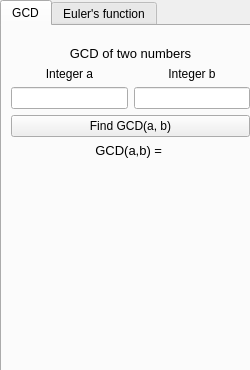
laxier/maths-functions, file maths-functions_Qt_5_15_2/mainwindow.ui: the form before one commit.
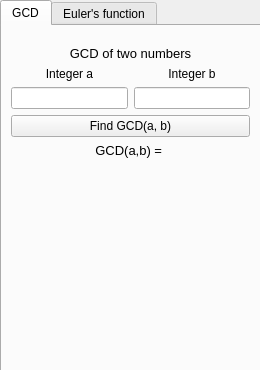
The form after the commit.

The edit to the form file:
```diff
--- a/maths-functions_Qt_5_15_2/mainwindow.ui
+++ b/maths-functions_Qt_5_15_2/mainwindow.ui
@@ -6,7 +6,7 @@
    <rect>
     <x>0</x>
     <y>0</y>
-    <width>250</width>
+    <width>260</width>
     <height>370</height>
    </rect>
   </property>
@@ -18,13 +18,13 @@
   </property>
   <property name="minimumSize">
    <size>
-    <width>250</width>
+    <width>260</width>
     <height>370</height>
    </size>
   </property>
   <property name="maximumSize">
    <size>
-    <width>250</width>
+    <width>260</width>
     <height>370</height>
    </size>
   </property>
```
